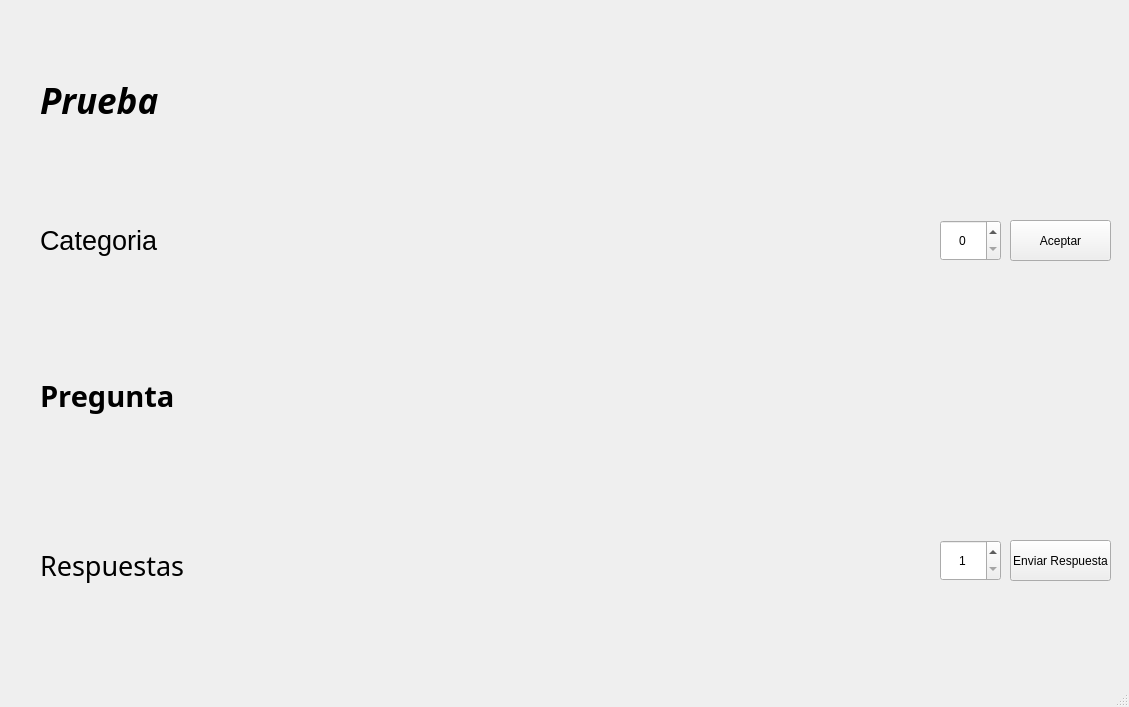
The window that ventana.ui (Nastupiste/Proyecto_Servidor) describes before a commit, drawn with Qt 5.
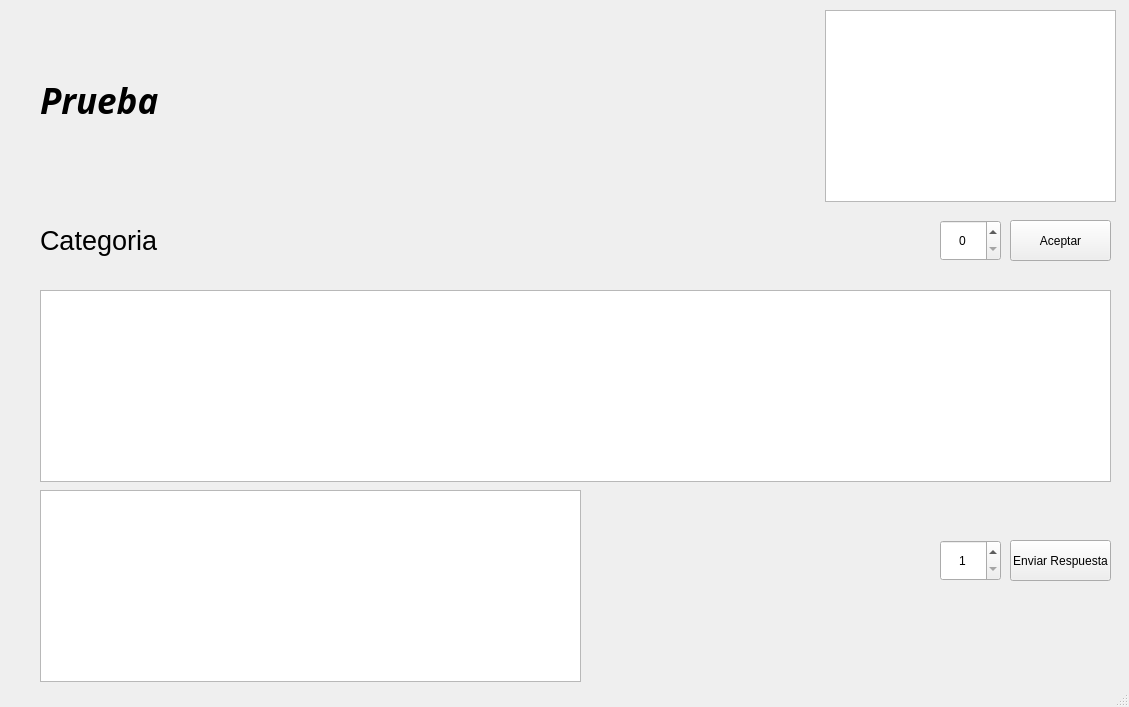
The same window after the commit.

Commit message: reorganizo diseño GUI, actualizo cuestionario

The edit to the form file:
```diff
--- a/ventana.ui
+++ b/ventana.ui
@@ -75,12 +75,64 @@
      <number>4</number>
     </property>
    </widget>
+   <widget class="QTextBrowser" name="textAreaPregunta">
+    <property name="geometry">
+     <rect>
+      <x>40</x>
+      <y>290</y>
+      <width>1071</width>
+      <height>192</height>
+     </rect>
+    </property>
+    <property name="font">
+     <font>
+      <family>Trebuchet MS</family>
+      <pointsize>20</pointsize>
+      <weight>75</weight>
+      <bold>true</bold>
+     </font>
+    </property>
+   </widget>
+   <widget class="QTextBrowser" name="textAreaRespuestas">
+    <property name="geometry">
+     <rect>
+      <x>40</x>
+      <y>490</y>
+      <width>541</width>
+      <height>192</height>
+     </rect>
+    </property>
+    <property name="font">
+     <font>
+      <family>Trebuchet MS</family>
+      <pointsize>18</pointsize>
+     </font>
+    </property>
+   </widget>
+   <widget class="QTextBrowser" name="texAreaResultados">
+    <property name="geometry">
+     <rect>
+      <x>825</x>
+      <y>10</y>
+      <width>291</width>
+      <height>192</height>
+     </rect>
+    </property>
+    <property name="font">
+     <font>
+      <family>Trebuchet MS</family>
+      <pointsize>14</pointsize>
+      <weight>50</weight>
+      <bold>false</bold>
+     </font>
+    </property>
+   </widget>
    <widget class="QLabel" name="eTitulo">
     <property name="geometry">
      <rect>
       <x>40</x>
       <y>20</y>
-      <width>1051</width>
+      <width>781</width>
       <height>161</height>
      </rect>
     </property>
@@ -97,27 +149,6 @@
      <string>Prueba</string>
     </property>
    </widget>
-   <widget class="QLabel" name="ePregunta">
-    <property name="geometry">
-     <rect>
-      <x>40</x>
-      <y>350</y>
-      <width>1071</width>
-      <height>91</height>
-     </rect>
-    </property>
-    <property name="font">
-     <font>
-      <family>Trebuchet MS</family>
-      <pointsize>22</pointsize>
-      <weight>75</weight>
-      <bold>true</bold>
-     </font>
-    </property>
-    <property name="text">
-     <string>Pregunta</string>
-    </property>
-   </widget>
    <widget class="QLabel" name="eSubTitulo">
     <property name="geometry">
      <rect>
@@ -136,27 +167,6 @@
      <string>Categoria</string>
     </property>
    </widget>
-   <widget class="QLabel" name="eRespuestas">
-    <property name="geometry">
-     <rect>
-      <x>40</x>
-      <y>450</y>
-      <width>881</width>
-      <height>231</height>
-     </rect>
-    </property>
-    <property name="font">
-     <font>
-      <family>Trebuchet MS</family>
-      <pointsize>20</pointsize>
-      <weight>50</weight>
-      <bold>false</bold>
-     </font>
-    </property>
-    <property name="text">
-     <string>Respuestas</string>
-    </property>
-   </widget>
   </widget>
   <widget class="QStatusBar" name="statusbar"/>
  </widget>
```
Left out of the diff: 2 changed lines with no effect on the pictures. The commit also changes 6 other files.
